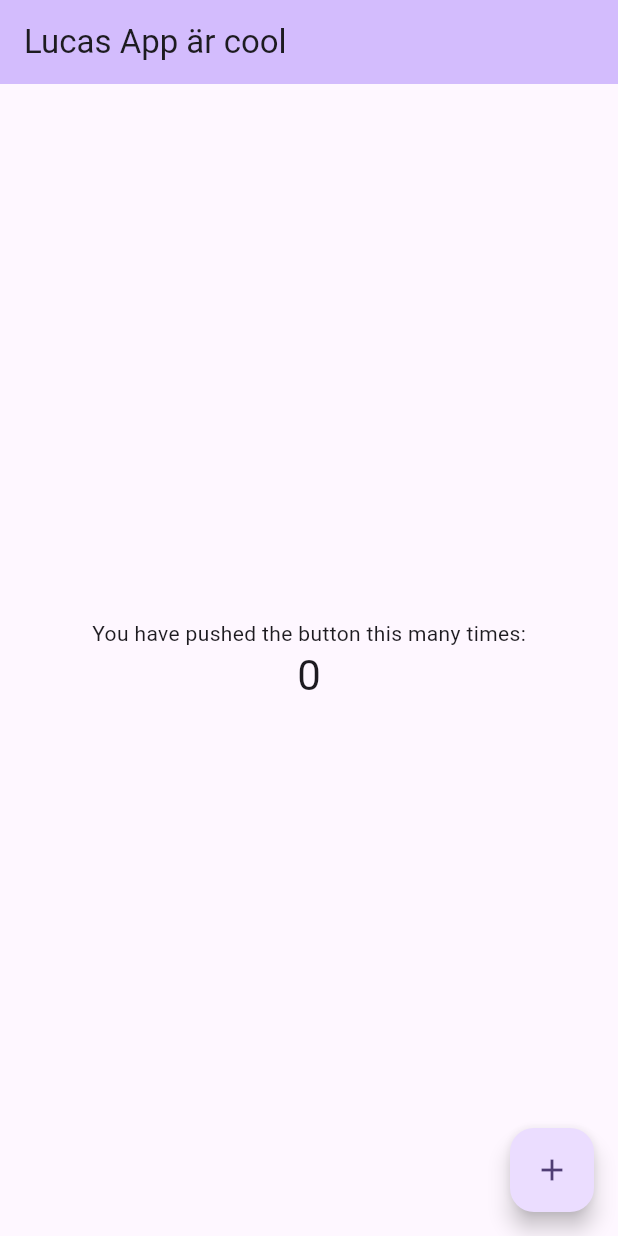
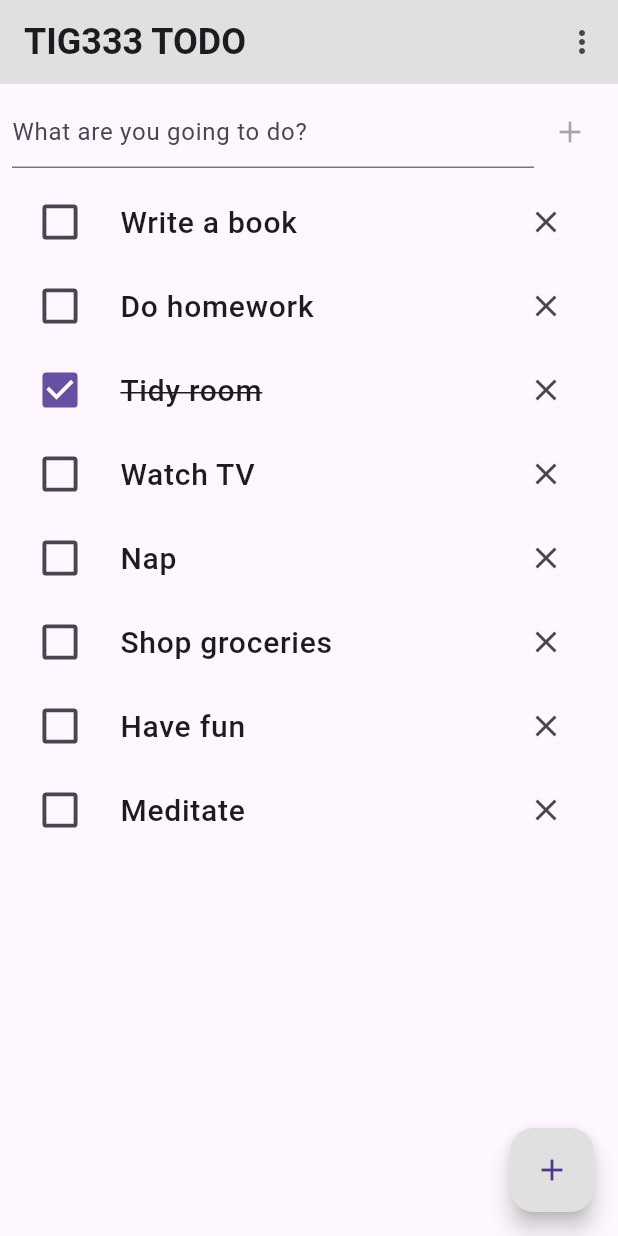
Before and after one commit to gu-tig333-ht24/gusgylllu, a Flutter app: the screen it shows after launch, on a phone screen of 412 x 824 dp. Run offline on Flutter 3.47's test engine with Material 3 defaults, Android fonts, the phone set to English and light mode, and no system bars.

Commit message:
finished with part 1

```diff
--- a/lib/main.dart
+++ b/lib/main.dart
@@ -7,119 +7,129 @@ void main() {
 class MyApp extends StatelessWidget {
   const MyApp({super.key});
 
-  // This widget is the root of your application.
   @override
   Widget build(BuildContext context) {
     return MaterialApp(
-      title: 'Flutter Demo',
+      title: 'TIG333 TODO',
       theme: ThemeData(
-        // This is the theme of your application.
-        //
-        // TRY THIS: Try running your application with "flutter run". You'll see
-        // the application has a purple toolbar. Then, without quitting the app,
-        // try changing the seedColor in the colorScheme below to Colors.green
-        // and then invoke "hot reload" (save your changes or press the "hot
-        // reload" button in a Flutter-supported IDE, or press "r" if you used
-        // the command line to start the app).
-        //
-        // Notice that the counter didn't reset back to zero; the application
-        // state is not lost during the reload. To reset the state, use hot
-        // restart instead.
-        //
-        // This works for code too, not just values: Most code changes can be
-        // tested with just a hot reload.
-        colorScheme: ColorScheme.fromSeed(seedColor: Colors.deepPurple),
-        useMaterial3: true,
+        primarySwatch: Colors.grey,
       ),
-      home: const MyHomePage(title: 'Lucas App är cool'),
+      home: const TodoList(),
     );
   }
 }
 
-class MyHomePage extends StatefulWidget {
-  const MyHomePage({super.key, required this.title});
-
-  // This widget is the home page of your application. It is stateful, meaning
-  // that it has a State object (defined below) that contains fields that affect
-  // how it looks.
-
-  // This class is the configuration for the state. It holds the values (in this
-  // case the title) provided by the parent (in this case the App widget) and
-  // used by the build method of the State. Fields in a Widget subclass are
-  // always marked "final".
-
-  final String title;
+class TodoList extends StatefulWidget {
+  const TodoList({super.key});
 
   @override
-  State<MyHomePage> createState() => _MyHomePageState();
+  _TodoListState createState() => _TodoListState();
 }
 
-class _MyHomePageState extends State<MyHomePage> {
-  int _counter = 0;
-
-  void _incrementCounter() {
-    setState(() {
-      // This call to setState tells the Flutter framework that something has
-      // changed in this State, which causes it to rerun the build method below
-      // so that the display can reflect the updated values. If we changed
-      // _counter without calling setState(), then the build method would not be
-      // called again, and so nothing would appear to happen.
-      _counter += 1;
-    });
-  }
+class _TodoListState extends State<TodoList> {
+  final TextEditingController _controller = TextEditingController();
+  final List<Map<String, dynamic>> _todoItems = [
+    {'title': 'Write a book', 'done': false},
+    {'title': 'Do homework', 'done': false},
+    {'title': 'Tidy room', 'done': true},
+    {'title': 'Watch TV', 'done': false},
+    {'title': 'Nap', 'done': false},
+    {'title': 'Shop groceries', 'done': false},
+    {'title': 'Have fun', 'done': false},
+    {'title': 'Meditate', 'done': false},
+  ];
 
   @override
   Widget build(BuildContext context) {
-    // This method is rerun every time setState is called, for instance as done
-    // by the _incrementCounter method above.
-    //
-    // The Flutter framework has been optimized to make rerunning build methods
-    // fast, so that you can just rebuild anything that needs updating rather
-    // than having to individually change instances of widgets.
     return Scaffold(
       appBar: AppBar(
-        // TRY THIS: Try changing the color here to a specific color (to
-        // Colors.amber, perhaps?) and trigger a hot reload to see the AppBar
-        // change color while the other colors stay the same.
-        backgroundColor: Theme.of(context).colorScheme.inversePrimary,
-        // Here we take the value from the MyHomePage object that was created by
-        // the App.build method, and use it to set our appbar title.
-        title: Text(widget.title),
+        title: const Text('TIG333 TODO', style: TextStyle(fontSize: 24, fontWeight: FontWeight.bold)),
+        backgroundColor: Colors.grey[300],
+        actions: [
+          PopupMenuButton<String>(
+            onSelected: (String result) {},
+            itemBuilder: (BuildContext context) => [
+              const PopupMenuItem(
+                value: 'all',
+                child: Text('All'),
+              ),
+              const PopupMenuItem(
+                value: 'done',
+                child: Text('Done'),
+              ),
+              const PopupMenuItem(
+                value: 'undone',
+                child: Text('Undone'),
+              ),
+            ],
+          ),
+        ],
       ),
-      body: Center(
-        // Center is a layout widget. It takes a single child and positions it
-        // in the middle of the parent.
-        child: Column(
-          // Column is also a layout widget. It takes a list of children and
-          // arranges them vertically. By default, it sizes itself to fit its
-          // children horizontally, and tries to be as tall as its parent.
-          //
-          // Column has various properties to control how it sizes itself and
-          // how it positions its children. Here we use mainAxisAlignment to
-          // center the children vertically; the main axis here is the vertical
-          // axis because Columns are vertical (the cross axis would be
-          // horizontal).
-          //
-          // TRY THIS: Invoke "debug painting" (choose the "Toggle Debug Paint"
-          // action in the IDE, or press "p" in the console), to see the
-          // wireframe for each widget.
-          mainAxisAlignment: MainAxisAlignment.center,
-          children: <Widget>[
-            const Text(
-              'You have pushed the button this many times:',
+      body: Column(
+        children: [
+          Padding(
+            padding: const EdgeInsets.all(8.0),
+            child: Row(
+              children: [
+                Expanded(
+                  child: TextField(
+                    controller: _controller,
+                    decoration: const InputDecoration(
+                      hintText: 'What are you going to do?',
+                    ),
+                  ),
+                ),
+                IconButton(
+                  icon: const Icon(Icons.add),
+                  onPressed: null,//will call a function to add todo item to list.
+                ),
+              ],
             ),
-            Text(
-              '$_counter',
-              style: Theme.of(context).textTheme.headlineMedium,
+          ),
+          Expanded(
+            child: ListView.builder(
+              itemCount: _todoItems.length,
+              itemBuilder: (context, index) {
+                return _buildTodoItem(_todoItems[index]['title'], _todoItems[index]['done'], index);
+              },
             ),
-          ],
+          ),
+        ],
+      ),
+      floatingActionButton: FloatingActionButton(
+        onPressed: null,//will call a function to add todo item to list.
+        child: const Icon(Icons.add),
+        backgroundColor: Colors.grey[300],
+        elevation: 6.0,
+      ),
+    );
+  }
+
+  Widget _buildTodoItem(String title, bool done, int index) {
+    return ListTile(
+      leading: Transform.scale(
+        scale: 1.3,
+        child: Checkbox(
+          value: done,
+          onChanged: (bool? value) {
+            //will later call a method for the ability to toggle completed tasks on the todo list
+          },
         ),
       ),
-      floatingActionButton: FloatingActionButton(
-        onPressed: _incrementCounter,
-        tooltip: 'Increment',
-        child: const Icon(Icons.add),
-      ), // This trailing comma makes auto-formatting nicer for build methods.
+      title: Text(
+        title,
+        style: TextStyle(
+          fontSize: 20,
+          fontWeight: FontWeight.w500,
+          decoration: done ? TextDecoration.lineThrough : null,
+        ),
+      ),
+      trailing: IconButton(
+        icon: const Icon(Icons.close),
+        onPressed: () {
+          //will call a function to remove todo item from list.
+        },
+      ),
     );
   }
 }
```
Also changed, not shown: pubspec.lock.
